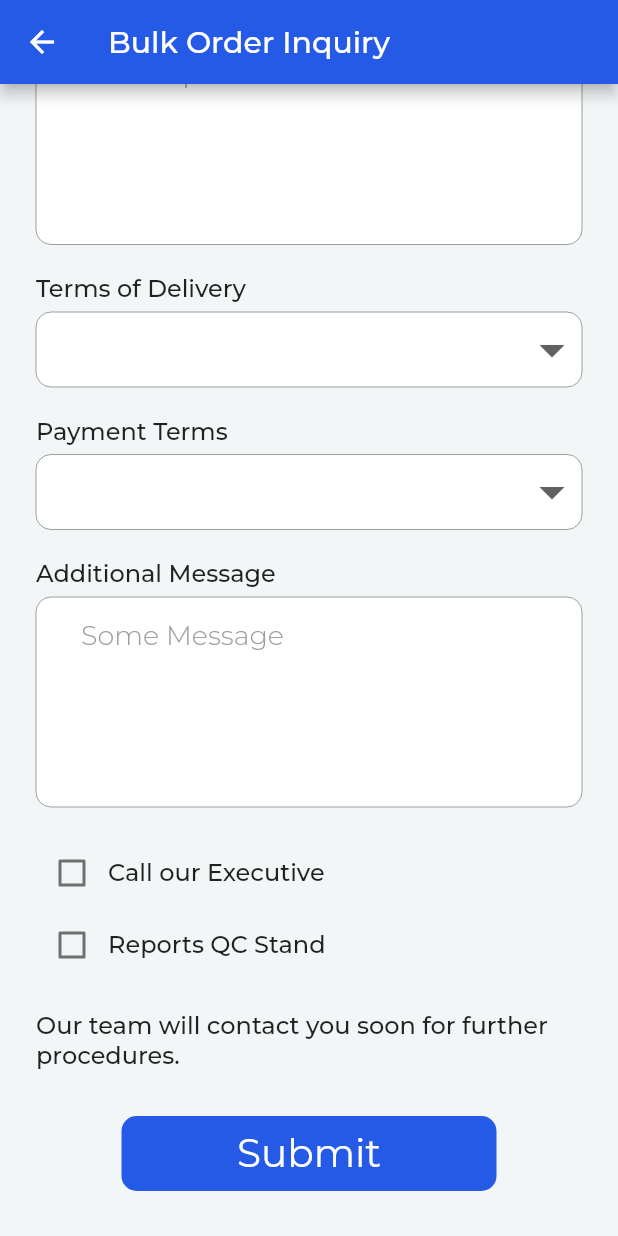
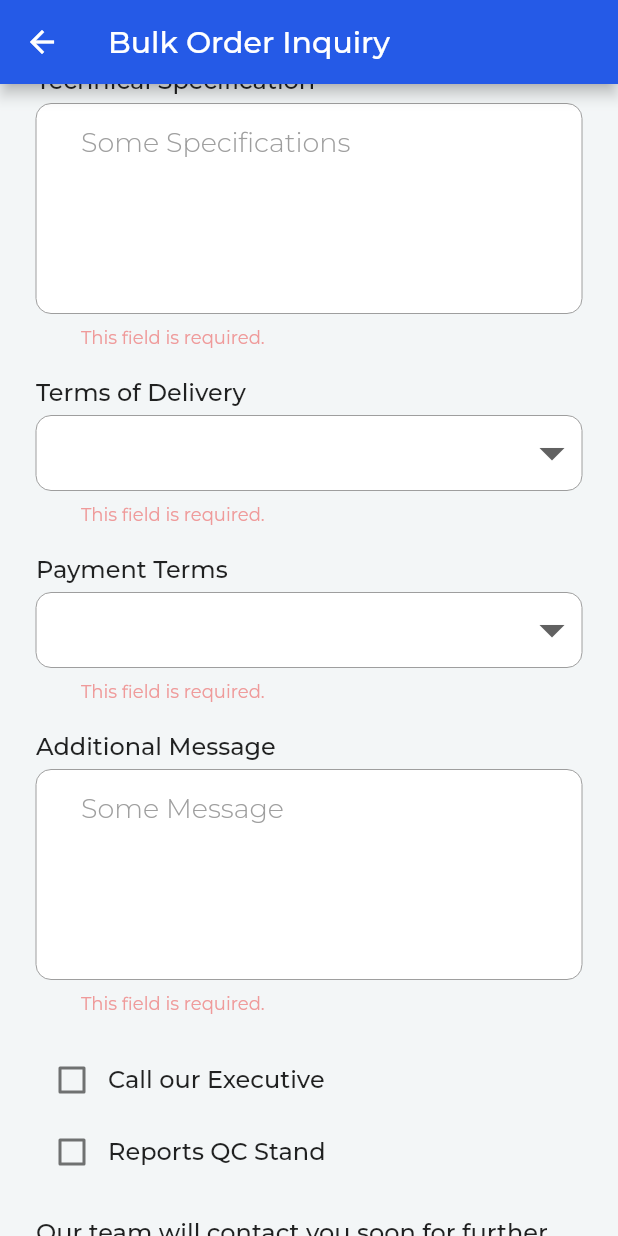
Before and after one commit to vanshg395/onlala_shopping, a Flutter app: the BulkInquiryScreen screen opened directly with empty values, scrolled down 406 dp, after a tap on "Submit", on a phone screen of 412 x 824 dp. Run offline on Flutter 3.47's test engine with Material 2 defaults, Android fonts, the phone set to English and light mode, and no system bars; our stand-ins replace badges, cached_network_image, carousel_slider, chewie, google_fonts, intl_phone_field and 5 more; missing offline and left inert: geocoder; accounts and stored records are empty; network calls fail.

Commit message:
bulk ord inq is done

```diff
--- a/lib/screens/bulk_inquiry_screen.dart
+++ b/lib/screens/bulk_inquiry_screen.dart
@@ -15,11 +15,13 @@ class BulkInquiryScreen extends StatefulWidget {
   _BulkInquiryScreenState createState() => _BulkInquiryScreenState();
 
   final String productName;
+  final String id;
   final String description;
   final String price;
   final String url;
 
-  BulkInquiryScreen(this.productName, this.description, this.price, this.url);
+  BulkInquiryScreen(
+      this.productName, this.id, this.description, this.price, this.url);
 }
 
 class _BulkInquiryScreenState extends State<BulkInquiryScreen> {
@@ -30,10 +32,11 @@ class _BulkInquiryScreenState extends State<BulkInquiryScreen> {
   bool _callOurExec = false;
   bool _reportsQCStand = false;
   bool _isLoading = false;
-  int _quantity = 1;
   var baseUrl = "https://onlala-api.herokuapp.com/";
+  Map<String, dynamic> _data = {};
 
   Future<void> _submit() async {
+    FocusScope.of(context).unfocus();
     if (!_formKey.currentState.validate()) {
       return;
     }
@@ -41,26 +44,38 @@ class _BulkInquiryScreenState extends State<BulkInquiryScreen> {
     setState(() {
       _isLoading = true;
     });
+    _data['product'] = widget.id;
     try {
       final url = baseUrl + 'query/add/';
-      final response = await http.post(url,
+      final response = await http.post(
+        url,
         headers: {
           'Authorization': Provider.of<Auth>(context, listen: false).token,
           'Content-Type': 'application/json'
         },
-          body: json.encode({
-            "type_of_user": _userTypeChoice,
-            "technical_specifications": "This product is delicate",
-            "payment_terms": "Cash",
-            "additional_message": "jbfnslkjgnlk",
-            "product": "b18e0f88-7d4a-440a-898c-b9b822739e6f",
-            "quantity": "78",
-            "terms_of_delivery": "Factory",
-            "call_our_excutive": "0",
-            "reports_qc_stand": "0"
-          }));
+        body: json.encode(_data),
+      );
       print(response.statusCode);
-      if (response.statusCode == 200 || response.statusCode == 202) {}
+      print(response.body);
+      if (response.statusCode == 200 || response.statusCode == 201) {
+        Navigator.of(context).pop();
+      } else {
+        showDialog(
+          context: context,
+          child: AlertDialog(
+            title: Text('Error'),
+            content: Text('Something went wrong. Please try again later.'),
+            actions: <Widget>[
+              FlatButton(
+                child: Text('OK'),
+                onPressed: () {
+                  Navigator.of(context).pop();
+                },
+              )
+            ],
+          ),
+        );
+      }
     } catch (e) {
       print(e);
     }
@@ -201,6 +216,14 @@ class _BulkInquiryScreenState extends State<BulkInquiryScreen> {
                         top: 10,
                       ),
                     ),
+                    validator: (value) {
+                      if (value == null) {
+                        return 'This field is required.';
+                      }
+                    },
+                    onSaved: (value) {
+                      _data['type_of_user'] = value;
+                    },
                   ),
                 ),
                 SizedBox(
@@ -227,8 +250,13 @@ class _BulkInquiryScreenState extends State<BulkInquiryScreen> {
                       signed: false,
                       decimal: true,
                     ),
+                    validator: (value) {
+                      if (value == '') {
+                        return 'This field is required.';
+                      }
+                    },
                     onSaved: (value) {
-                      _quantity = value;
+                      _data['quantity'] = value;
                     },
                   ),
                 ),
@@ -255,8 +283,13 @@ class _BulkInquiryScreenState extends State<BulkInquiryScreen> {
                     topPadding: 30,
                     placeholder: 'Some Specifications',
                     keyboardType: TextInputType.multiline,
+                    validator: (value) {
+                      if (value == '') {
+                        return 'This field is required.';
+                      }
+                    },
                     onSaved: (value) {
-                      // _tech
+                      _data['technical_specifications'] = value;
                     },
                   ),
                 ),
@@ -369,6 +402,14 @@ class _BulkInquiryScreenState extends State<BulkInquiryScreen> {
                         top: 10,
                       ),
                     ),
+                    validator: (value) {
+                      if (value == null) {
+                        return 'This field is required.';
+                      }
+                    },
+                    onSaved: (value) {
+                      _data['terms_of_delivery'] = value;
+                    },
                   ),
                 ),
                 SizedBox(
@@ -487,6 +528,14 @@ class _BulkInquiryScreenState extends State<BulkInquiryScreen> {
                         top: 10,
                       ),
                     ),
+                    validator: (value) {
+                      if (value == null) {
+                        return 'This field is required.';
+                      }
+                    },
+                    onSaved: (value) {
+                      _data['payment_terms'] = value;
+                    },
                   ),
                 ),
                 SizedBox(
@@ -512,6 +561,14 @@ class _BulkInquiryScreenState extends State<BulkInquiryScreen> {
                     topPadding: 30,
                     placeholder: 'Some Message',
                     keyboardType: TextInputType.multiline,
+                    validator: (value) {
+                      if (value == '') {
+                        return 'This field is required.';
+                      }
+                    },
+                    onSaved: (value) {
+                      _data['additional_message'] = value;
+                    },
                   ),
                 ),
                 SizedBox(
@@ -526,6 +583,7 @@ class _BulkInquiryScreenState extends State<BulkInquiryScreen> {
                         onChanged: (value) {
                           setState(() {
                             _callOurExec = value;
+                            _data['call_our_excutive'] = value;
                           });
                         },
                       ),
@@ -545,6 +603,8 @@ class _BulkInquiryScreenState extends State<BulkInquiryScreen> {
                         onChanged: (value) {
                           setState(() {
                             _reportsQCStand = value;
+
+                            _data['reports_qc_stands'] = value;
                           });
                         },
                       ),
@@ -569,10 +629,13 @@ class _BulkInquiryScreenState extends State<BulkInquiryScreen> {
                   height: 30,
                 ),
                 Center(
-                  child: CommonButton(
+                  child: _isLoading
+                      ? CircularProgressIndicator()
+                      : CommonButton(
                           title: 'Submit',
                           onPressed: _submit,
                           borderRadius: 10,
+                          fontSize: 18,
                           bgColor: Theme.of(context).primaryColor,
                           borderColor: Theme.of(context).primaryColor,
                         ),
--- a/lib/screens/product_details_screen.dart
+++ b/lib/screens/product_details_screen.dart
@@ -273,6 +273,7 @@ class _ProductDetailsScreenState extends State<ProductDetailsScreen> {
       appBar: AppBar(
         title: Text(widget.name),
         actions: <Widget>[
+          if (Provider.of<Auth>(context, listen: false).isAuth)
             IconButton(
               icon: Icon(
                 Provider.of<Wishlist>(context, listen: false)
@@ -289,7 +290,8 @@ class _ProductDetailsScreenState extends State<ProductDetailsScreen> {
                         .where((element) => element.productId == widget.id)
                         .length ==
                     1) {
-                await Provider.of<Wishlist>(context, listen: false).removeItem(
+                  await Provider.of<Wishlist>(context, listen: false)
+                      .removeItem(
                           Provider.of<Auth>(context, listen: false).token,
                           widget.id,
                           widget.name);
@@ -300,7 +302,8 @@ class _ProductDetailsScreenState extends State<ProductDetailsScreen> {
                     widget.id,
                     widget.name,
                     _data[0]["product"]["product_description"],
-                  _data[0]["bulkorder_details"]["bulk_order_price"].toString(),
+                    _data[0]["bulkorder_details"]["bulk_order_price"]
+                        .toString(),
                   );
                   setState(() {});
                 }
@@ -881,7 +884,9 @@ class _ProductDetailsScreenState extends State<ProductDetailsScreen> {
                 ),
               ),
             ),
-      bottomNavigationBar: Container(
+      bottomNavigationBar: !Provider.of<Auth>(context, listen: false).isAuth
+          ? null
+          : Container(
               height: 60,
               child: Row(
                 children: <Widget>[
@@ -915,7 +920,10 @@ class _ProductDetailsScreenState extends State<ProductDetailsScreen> {
                             ? Text(
                                 'Add to Cart',
                                 textAlign: TextAlign.center,
-                          style: Theme.of(context).textTheme.bodyText1.copyWith(
+                                style: Theme.of(context)
+                                    .textTheme
+                                    .bodyText1
+                                    .copyWith(
                                       fontWeight: FontWeight.bold,
                                       color: Colors.white,
                                     ),
@@ -923,7 +931,10 @@ class _ProductDetailsScreenState extends State<ProductDetailsScreen> {
                             : Text(
                                 'Added to Cart',
                                 textAlign: TextAlign.center,
-                          style: Theme.of(context).textTheme.bodyText1.copyWith(
+                                style: Theme.of(context)
+                                    .textTheme
+                                    .bodyText1
+                                    .copyWith(
                                       fontWeight: FontWeight.bold,
                                       color: Colors.white,
                                     ),
@@ -952,6 +963,7 @@ class _ProductDetailsScreenState extends State<ProductDetailsScreen> {
                           MaterialPageRoute(
                             builder: (ctx) => BulkInquiryScreen(
                               _data[0]["product"]["product_name"],
+                              widget.id,
                               _data[0]["product"]["product_description"],
                               _data[0]["product"]["bulk_order_price"],
                               widget.url,
```
Also changed, not shown: 1 other file. Lines whose indentation alone changed are shown as unchanged.
